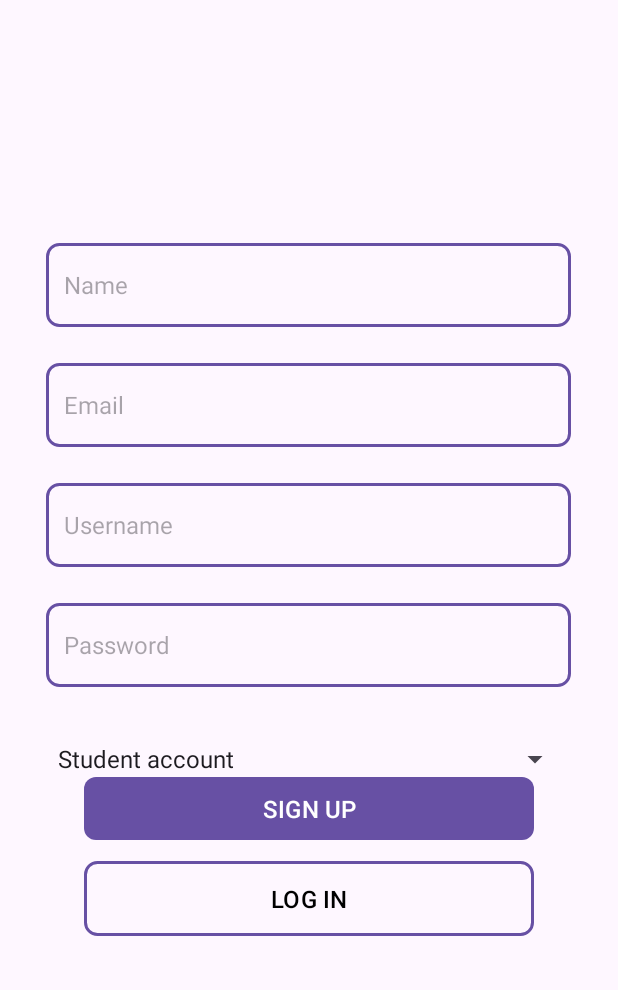
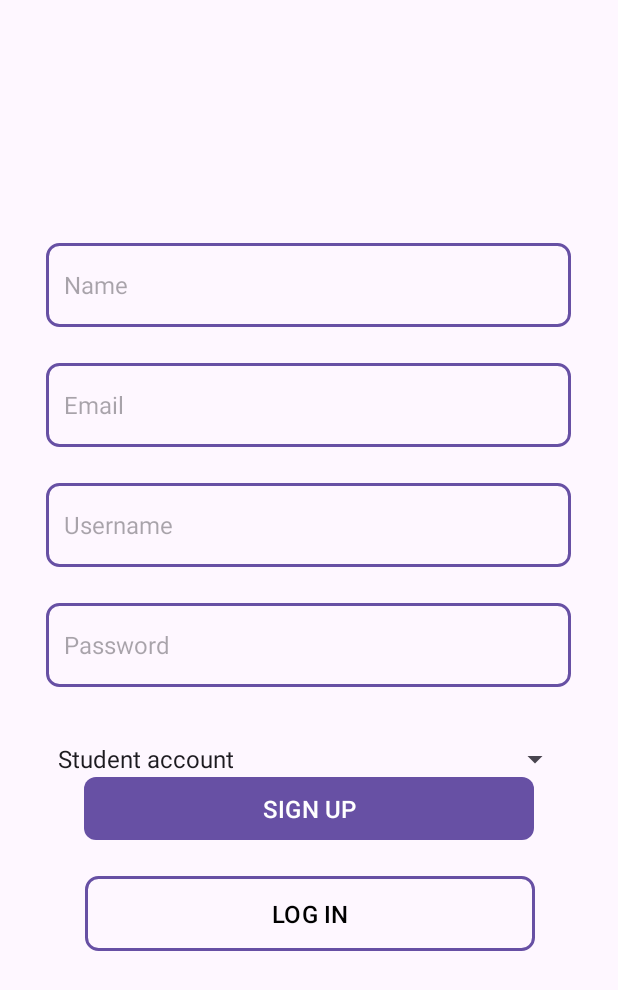
Before and after one commit to tanh-x/cs309-project, an Android app: the RegisterActivity screen opened directly, with no data from a screen before it, on a phone screen of 412 x 824 dp. Shown: the top 990 px of the screen. Run offline under Robolectric (Android 15) with nearby library versions, the phone set to English and light mode, and no system bars; our stand-ins replace Volley; network calls fail.

Commit message:
merge step 2

```diff
--- a/Frontend/app/src/main/res/layout/activity_register.xml
+++ b/Frontend/app/src/main/res/layout/activity_register.xml
@@ -98,22 +98,22 @@
             app:layout_constraintHorizontal_bias="0.5" />
 
     <Button
-            android:text="LOG IN"
+        android:id="@+id/loginButton"
         android:layout_width="300dp"
         android:layout_height="wrap_content"
-            android:id="@+id/loginButton"
-            app:layout_constraintTop_toTopOf="parent"
-            android:layout_marginTop="570dp"
-            app:layout_constraintStart_toStartOf="parent"
-            app:layout_constraintEnd_toEndOf="parent"
-            app:cornerRadius="4dp"
-            android:textSize="16dp"
+        android:layout_marginTop="580dp"
+        android:background="@drawable/default_border"
         android:paddingLeft="32dp"
         android:paddingTop="10dp"
         android:paddingRight="32dp"
         android:paddingBottom="10dp"
+        android:text="LOG IN"
         android:textColor="#000000"
-            app:layout_constraintHorizontal_bias="0.5"
-            android:background="@drawable/default_border" />
+        android:textSize="16dp"
+        app:cornerRadius="4dp"
+        app:layout_constraintEnd_toEndOf="parent"
+        app:layout_constraintHorizontal_bias="0.504"
+        app:layout_constraintStart_toStartOf="parent"
+        app:layout_constraintTop_toTopOf="parent" />
 
 </androidx.constraintlayout.widget.ConstraintLayout>
```
Also changed, not shown: Frontend/app/src/main/java/com/kewargs/cs309/activity/dashboard/DashboardActivity.java (+20 -2 lines), Frontend/app/src/main/res/layout/activity_dashboard.xml (+22 -8 lines). Lines whose indentation alone changed are shown as unchanged.
